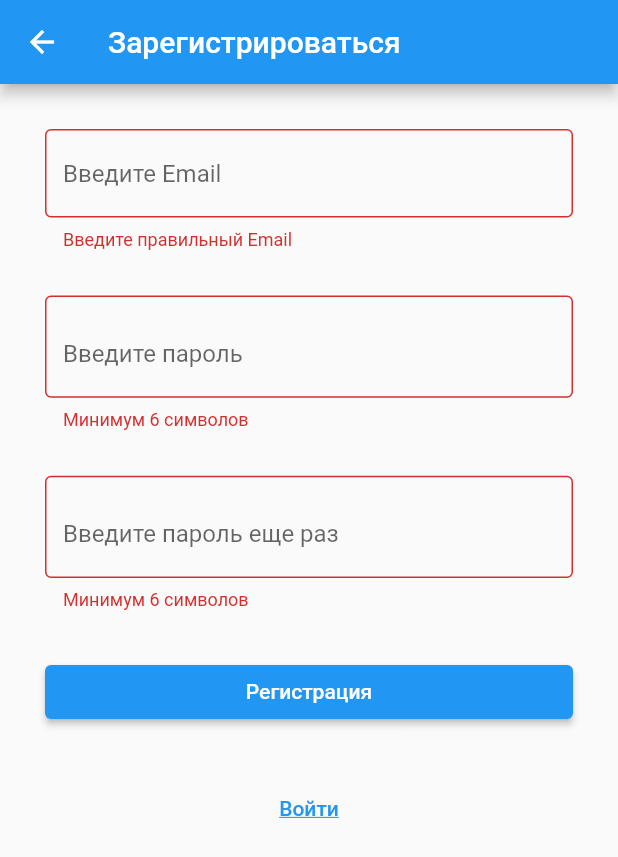
After one commit to Naramotik/Free_WIFI_map, a Flutter app: the SignUpScreen screen opened directly, after a tap on "Регистрация", on a phone screen of 412 x 824 dp. The commit adds this screen. Shown: the top 857 px of the screen. Run offline on Flutter 3.47's test engine with Material 2 defaults, Android fonts, the phone set to English and light mode, and no system bars; our stand-ins replace connectivity_plus, dio, email_validator, firebase_auth, firebase_core, flutter_easyloading and 2 more; missing offline and left inert: yandex_mapkit; accounts and stored records are empty; network calls fail.

Commit message:
create folders structure and add raw files

```diff
--- /dev/null
+++ b/lib/firebase/services/snack_bar.dart
@@ -0,0 +1,18 @@
+import 'package:flutter/material.dart';
+
+class SnackBarService {
+  static const errorColor = Colors.red;
+  static const okColor = Colors.green;
+
+  static Future<void> showSnackBar(
+      BuildContext context, String message, bool error) async {
+    ScaffoldMessenger.of(context).removeCurrentSnackBar();
+
+    final snackBar = SnackBar(
+      content: Text(message),
+      backgroundColor: error ? errorColor : okColor,
+    );
+
+    ScaffoldMessenger.of(context).showSnackBar(snackBar);
+  }
+}
--- /dev/null
+++ b/lib/firebase/signup_screen.dart
@@ -0,0 +1,172 @@
+import 'package:email_validator/email_validator.dart';
+import 'package:firebase_auth/firebase_auth.dart';
+import 'package:flutter/material.dart';
+import 'package:free_wifi_map/firebase/services/snack_bar.dart';
+
+class SignUpScreen extends StatefulWidget {
+  const SignUpScreen({super.key});
+
+  @override
+  State<SignUpScreen> createState() => _SignUpScreen();
+}
+
+class _SignUpScreen extends State<SignUpScreen> {
+  bool isHiddenPassword = true;
+  TextEditingController emailTextInputController = TextEditingController();
+  TextEditingController passwordTextInputController = TextEditingController();
+  TextEditingController passwordTextRepeatInputController =
+      TextEditingController();
+  final formKey = GlobalKey<FormState>();
+
+  @override
+  void dispose() {
+    emailTextInputController.dispose();
+    passwordTextInputController.dispose();
+    passwordTextRepeatInputController.dispose();
+
+    super.dispose();
+  }
+
+  void togglePasswordView() {
+    setState(() {
+      isHiddenPassword = !isHiddenPassword;
+    });
+  }
+
+  Future<void> signUp() async {
+    final navigator = Navigator.of(context);
+
+    final isValid = formKey.currentState!.validate();
+    if (!isValid) return;
+
+    if (passwordTextInputController.text !=
+        passwordTextRepeatInputController.text) {
+      SnackBarService.showSnackBar(
+        context,
+        'Пароли должны совпадать',
+        true,
+      );
+      return;
+    }
+
+    try {
+      await FirebaseAuth.instance.createUserWithEmailAndPassword(
+        email: emailTextInputController.text.trim(),
+        password: passwordTextInputController.text.trim(),
+      );
+    } on FirebaseAuthException catch (e) {
+      print(e.code);
+
+      if (e.code == 'email-already-in-use') {
+        SnackBarService.showSnackBar(
+          context,
+          'Такой Email уже используется, повторите попытку с использованием другого Email',
+          true,
+        );
+        return;
+      } else {
+        SnackBarService.showSnackBar(
+          context,
+          'Неизвестная ошибка! Попробуйте еще раз или обратитесь в поддержку.',
+          true,
+        );
+      }
+    }
+
+    navigator.pushNamedAndRemoveUntil('/', (Route<dynamic> route) => false);
+  }
+
+  @override
+  Widget build(BuildContext context) {
+    return Scaffold(
+      resizeToAvoidBottomInset: false,
+      appBar: AppBar(
+        title: const Text('Зарегистрироваться'),
+      ),
+      body: Padding(
+        padding: const EdgeInsets.all(30.0),
+        child: Form(
+          key: formKey,
+          child: Column(
+            children: [
+              TextFormField(
+                keyboardType: TextInputType.emailAddress,
+                autocorrect: false,
+                controller: emailTextInputController,
+                validator: (email) =>
+                    email != null && !EmailValidator.validate(email)
+                        ? 'Введите правильный Email'
+                        : null,
+                decoration: const InputDecoration(
+                  border: OutlineInputBorder(),
+                  hintText: 'Введите Email',
+                ),
+              ),
+              const SizedBox(height: 30),
+              TextFormField(
+                autocorrect: false,
+                controller: passwordTextInputController,
+                obscureText: isHiddenPassword,
+                autovalidateMode: AutovalidateMode.onUserInteraction,
+                validator: (value) => value != null && value.length < 6
+                    ? 'Минимум 6 символов'
+                    : null,
+                decoration: InputDecoration(
+                  border: const OutlineInputBorder(),
+                  hintText: 'Введите пароль',
+                  suffix: InkWell(
+                    onTap: togglePasswordView,
+                    child: Icon(
+                      isHiddenPassword
+                          ? Icons.visibility_off
+                          : Icons.visibility,
+                      color: Colors.black,
+                    ),
+                  ),
+                ),
+              ),
+              const SizedBox(height: 30),
+              TextFormField(
+                autocorrect: false,
+                controller: passwordTextRepeatInputController,
+                obscureText: isHiddenPassword,
+                autovalidateMode: AutovalidateMode.onUserInteraction,
+                validator: (value) => value != null && value.length < 6
+                    ? 'Минимум 6 символов'
+                    : null,
+                decoration: InputDecoration(
+                  border: const OutlineInputBorder(),
+                  hintText: 'Введите пароль еще раз',
+                  suffix: InkWell(
+                    onTap: togglePasswordView,
+                    child: Icon(
+                      isHiddenPassword
+                          ? Icons.visibility_off
+                          : Icons.visibility,
+                      color: Colors.black,
+                    ),
+                  ),
+                ),
+              ),
+              const SizedBox(height: 30),
+              ElevatedButton(
+                onPressed: signUp,
+                child: const Center(child: Text('Регистрация')),
+              ),
+              const SizedBox(height: 30),
+              TextButton(
+                onPressed: () => Navigator.of(context).pop(),
+                child: const Text(
+                  'Войти',
+                  style: TextStyle(
+                    decoration: TextDecoration.underline,
+                  ),
+                ),
+              ),
+            ],
+          ),
+        ),
+      ),
+    );
+  }
+}
--- a/lib/main.dart
+++ b/lib/main.dart
@@ -12,7 +12,7 @@ import 'package:dio/dio.dart';
 import 'package:flutter/material.dart';
 import 'package:yandex_mapkit/yandex_mapkit.dart';
 
-import 'loginscreen.dart';
+import 'firebase/login_screen.dart';
 
 Future<void> main() async {
   WidgetsFlutterBinding.ensureInitialized();
```
Also changed, not shown: lib/firebase/account_screen.dart (added, +58 -0 lines), lib/firebase/services/firebase_stream.dart (added, +22 -0 lines), lib/firebase/login_screen.dart (renamed from lib/loginscreen.dart).
